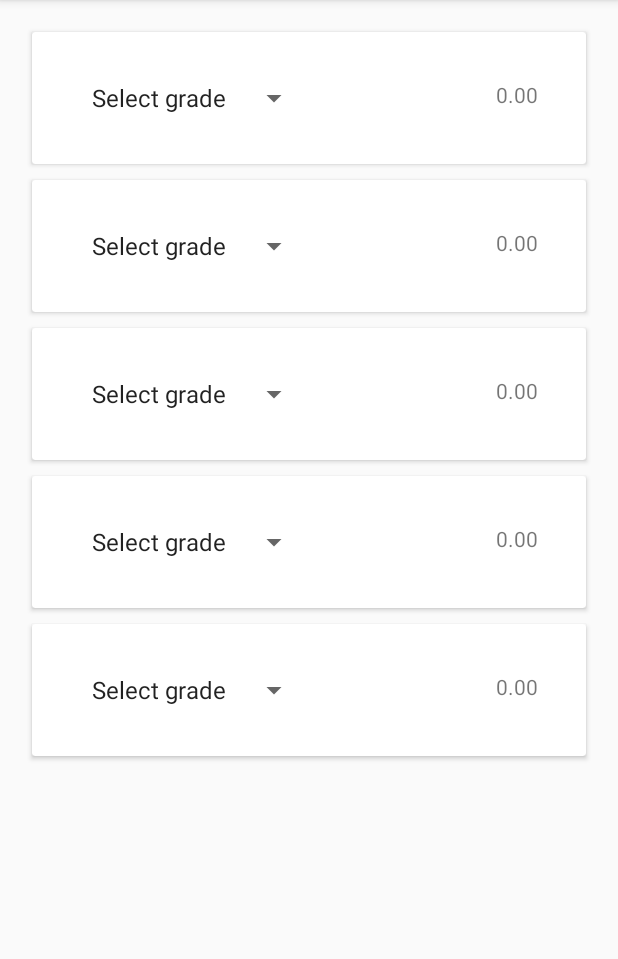
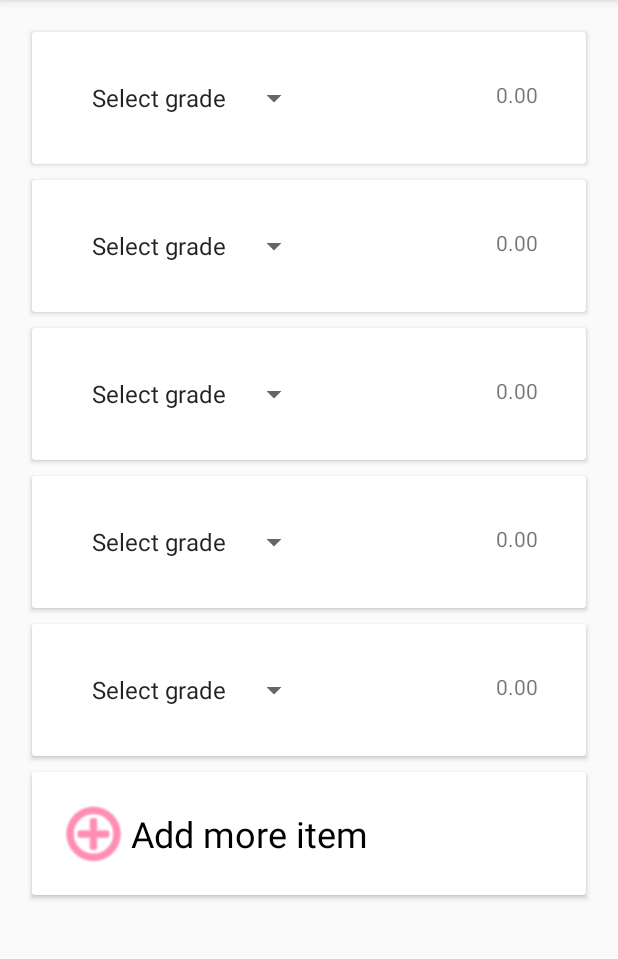
Before and after one commit to bullheadandplato/refactored-fortnight, an Android app: the screen it shows after launch (MainActivity), on a phone screen of 412 x 824 dp, the part 84-1043 px from its top. Run offline under Robolectric (Android 15) with nearby library versions, the phone set to English and light mode, and no system bars.

Commit message:
add new item

```diff
--- a/app/src/main/java/com/osama/cgpacalculator/MainActivity.java
+++ b/app/src/main/java/com/osama/cgpacalculator/MainActivity.java
@@ -4,12 +4,13 @@ import android.support.v7.app.AppCompatActivity;
 import android.os.Bundle;
 import android.support.v7.widget.LinearLayoutManager;
 import android.support.v7.widget.RecyclerView;
+import android.view.View;
 
 public class MainActivity extends AppCompatActivity {
 
     private RecyclerView mSubjectsList;
     private SubjectsAdapter mAdapter;
-    private static final int INITIAL_NUMBER_OF_SUBJECTS=5;
+    private int numberOfSubjects=5;
 
     @Override
     protected void onCreate(Bundle savedInstanceState) {
@@ -20,8 +21,12 @@ public class MainActivity extends AppCompatActivity {
 
     private void setupRecyclerView() {
         mSubjectsList=(RecyclerView)findViewById(R.id.subjects_list);
-        mAdapter=new SubjectsAdapter(this,INITIAL_NUMBER_OF_SUBJECTS);
+        mAdapter=new SubjectsAdapter(this,numberOfSubjects);
         mSubjectsList.setLayoutManager(new LinearLayoutManager(this));
         mSubjectsList.setAdapter(mAdapter);
     }
+    public void addNewSubject(View view){
+        mAdapter.setNumberofSubjects(++numberOfSubjects);
+        mAdapter.notifyItemInserted(numberOfSubjects-1);
+    }
 }
--- a/app/src/main/java/com/osama/cgpacalculator/SubjectsAdapter.java
+++ b/app/src/main/java/com/osama/cgpacalculator/SubjectsAdapter.java
@@ -2,6 +2,7 @@ package com.osama.cgpacalculator;
 
 import android.content.Context;
 import android.support.v7.widget.RecyclerView;
+import android.util.Log;
 import android.view.LayoutInflater;
 import android.view.View;
 import android.view.ViewGroup;
@@ -15,6 +16,8 @@ public class SubjectsAdapter extends RecyclerView.Adapter<SubjectsAdapter.ViewHo
 
     private Context mContext;
     private int numberOfSubjects;
+    private static final int VIEW_TWO=132;
+    private static final String TAG=SubjectsAdapter.class.getCanonicalName();
 
     public SubjectsAdapter(Context context,int numberOfSubjects){
         this.mContext=context;
@@ -23,7 +26,19 @@ public class SubjectsAdapter extends RecyclerView.Adapter<SubjectsAdapter.ViewHo
 
     @Override
     public ViewHolder onCreateViewHolder(ViewGroup parent, int viewType) {
+        if(viewType==VIEW_TWO){
+            return new ViewHolder(LayoutInflater.from(mContext).inflate(R.layout.add_new_layout,parent,false));
+        }
         return new ViewHolder(LayoutInflater.from(mContext).inflate(R.layout.cardview_subjects,parent,false));
+    }
+
+    @Override
+    public int getItemViewType(int position) {
+        if(position>=numberOfSubjects){
+            Log.d(TAG, "getItemViewType: returning new view");
+            return VIEW_TWO;
+        }
+        return super.getItemViewType(position);
     }
 
     @Override
@@ -33,7 +48,7 @@ public class SubjectsAdapter extends RecyclerView.Adapter<SubjectsAdapter.ViewHo
 
     @Override
     public int getItemCount() {
-        return numberOfSubjects;
+        return numberOfSubjects+1;
 
     }
     public class ViewHolder extends RecyclerView.ViewHolder{
@@ -42,4 +57,8 @@ public class SubjectsAdapter extends RecyclerView.Adapter<SubjectsAdapter.ViewHo
             super(itemView);
         }
     }
+
+    public void setNumberofSubjects(int number){
+        this.numberOfSubjects=number;
+    }
 }
--- /dev/null
+++ b/app/src/main/res/layout/add_new_layout.xml
@@ -0,0 +1,33 @@
+<?xml version="1.0" encoding="utf-8"?>
+<android.support.v7.widget.CardView
+    xmlns:android="http://schemas.android.com/apk/res/android"
+    xmlns:app="http://schemas.android.com/apk/res-auto"
+    android:layout_height="wrap_content"
+    android:layout_width="match_parent"
+    android:layout_margin="@dimen/list_card_view_margin"
+    android:foreground="?android:selectableItemBackground"
+    android:clickable="true"
+    android:onClick="addNewSubject"
+    >
+    <LinearLayout
+        android:orientation="horizontal"
+        android:layout_width="match_parent"
+        android:layout_height="wrap_content"
+        android:padding="@dimen/activity_horizontal_margin"
+        android:foreground="?android:selectableItemBackground"
+        >
+        <android.support.v7.widget.AppCompatImageView
+            android:layout_width="50dp"
+            android:layout_height="50dp"
+            android:tint="@color/colorAccent"
+            app:srcCompat="@android:drawable/ic_menu_add" />
+        <android.support.v7.widget.AppCompatTextView
+            android:layout_width="wrap_content"
+            android:layout_height="wrap_content"
+            android:text="@string/add_more_item"
+            android:layout_gravity="center"
+            android:textSize="24sp"
+            android:textColor="#000"
+            />
+    </LinearLayout>
+</android.support.v7.widget.CardView>
--- a/app/src/main/res/values/strings.xml
+++ b/app/src/main/res/values/strings.xml
@@ -1,5 +1,6 @@
 <resources>
-    <string name="app_name">Cgpa Calculator</string>+
+    <string name="app_name">Cgpa Calculator</string>
+    <string name="add_more_item">Add more item</string>+
     <string-array name="grade_names">
         <item>Select grade</item>
         <item>A+</item>
```
